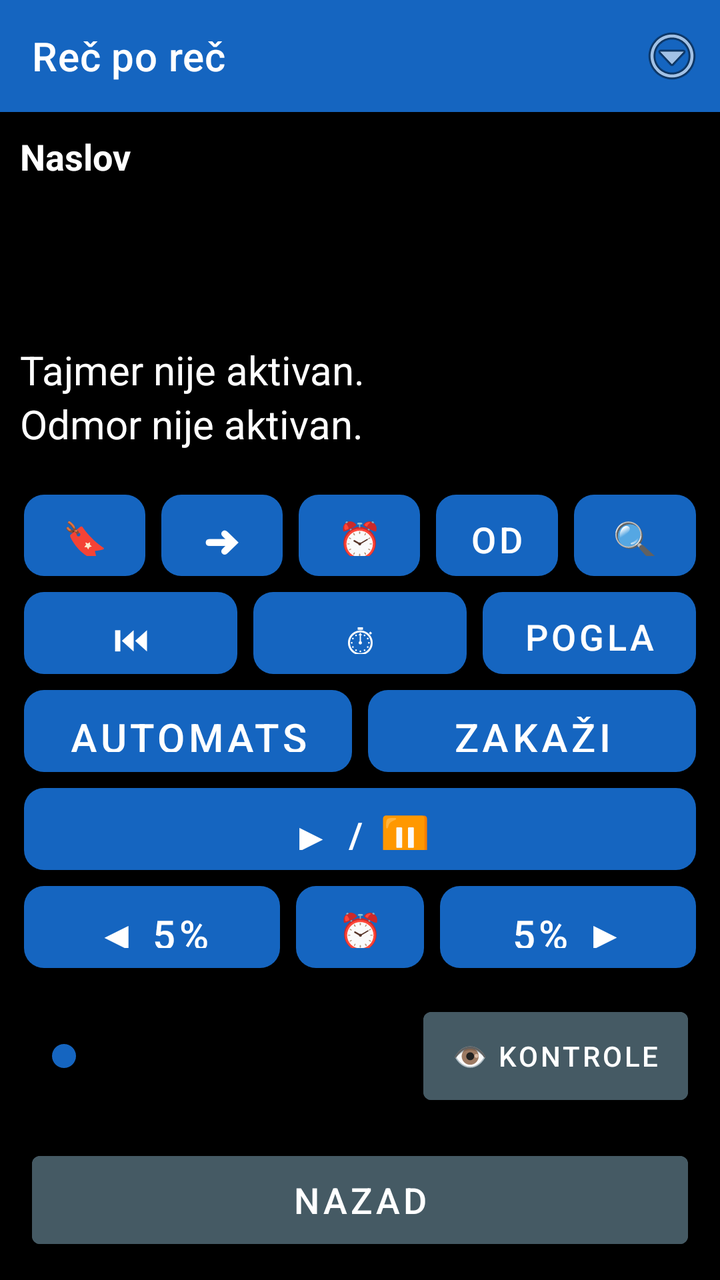
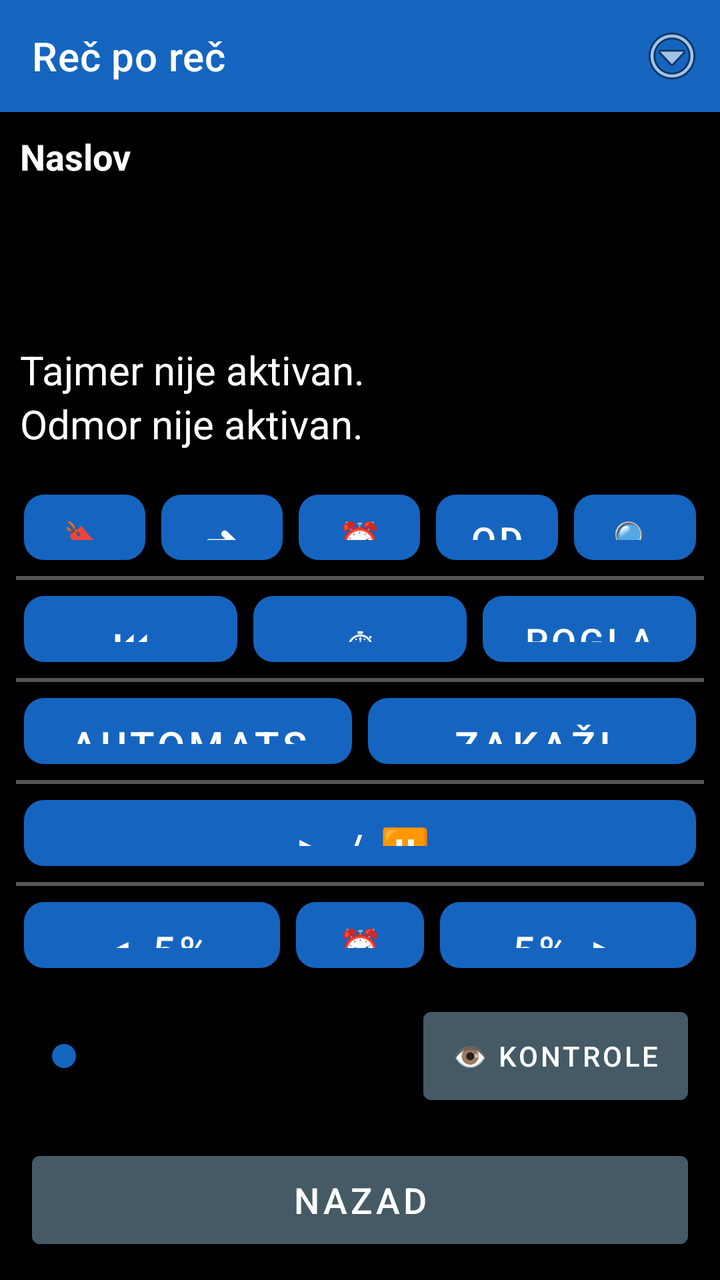

Before-and-after screenshots of an Android layout around one commit, followed by the original layout XML and the change that was made.
<!-- AndroidManifest.xml: application theme Theme.RecPoRec -->
<!-- res/layout/activity_reader.xml -->
<?xml version="1.0" encoding="utf-8"?>
<LinearLayout xmlns:android="http://schemas.android.com/apk/res/android"
    xmlns:app="http://schemas.android.com/apk/res-auto"
    android:layout_width="match_parent"
    android:layout_height="match_parent"
    android:orientation="vertical"
    android:fitsSystemWindows="true"
    android:background="@color/background">

    
    <androidx.appcompat.widget.Toolbar
        android:id="@+id/toolbar"
        android:layout_width="match_parent"
        android:layout_height="?attr/actionBarSize"
        android:background="@color/btn_voice"
        android:titleTextColor="@color/text_primary"
        app:title="@string/app_name">

        <ImageButton
            android:id="@+id/btnOverflow"
            android:layout_width="48dp"
            android:layout_height="48dp"
            android:layout_gravity="end|center_vertical"
            android:background="@android:color/transparent"
            android:contentDescription="@string/menu_options_button"
            android:src="@android:drawable/ic_menu_more" />
    </androidx.appcompat.widget.Toolbar>

    
    <LinearLayout
        android:id="@+id/layoutStatus"
        android:layout_width="match_parent"
        android:layout_height="wrap_content"
        android:orientation="vertical"
        android:padding="10dp">

        <TextView
            android:id="@+id/textDocTitle"
            android:layout_width="match_parent"
            android:layout_height="wrap_content"
            android:textSize="18sp"
            android:textStyle="bold"
            android:textColor="@color/text_primary"
            android:maxLines="1"
            android:ellipsize="end"
            android:text="Naslov" />

        <TextView
            android:id="@+id/textPages"
            android:layout_width="match_parent"
            android:layout_height="wrap_content"
            android:textSize="20sp"
            android:textColor="@color/text_primary"
            android:accessibilityLiveRegion="polite" />

        <TextView
            android:id="@+id/textElapsed"
            android:layout_width="match_parent"
            android:layout_height="wrap_content"
            android:textSize="20sp"
            android:textColor="@color/text_primary" />

        <TextView
            android:id="@+id/textRemaining"
            android:layout_width="match_parent"
            android:layout_height="wrap_content"
            android:textSize="20sp"
            android:textColor="@color/text_primary" />

        <TextView
            android:id="@+id/textTimerStatus"
            android:layout_width="match_parent"
            android:layout_height="wrap_content"
            android:textSize="20sp"
            android:textColor="@color/text_primary"
            android:text="Tajmer nije aktivan." />

        <TextView
            android:id="@+id/textRestStatus"
            android:layout_width="match_parent"
            android:layout_height="wrap_content"
            android:textSize="20sp"
            android:textColor="@color/text_primary"
            android:text="Odmor nije aktivan." />
    </LinearLayout>

    
    <LinearLayout
        android:layout_width="match_parent"
        android:layout_height="0dp"
        android:layout_weight="1"
        android:orientation="vertical"
        android:padding="8dp">

        
        <LinearLayout
            android:id="@+id/layoutRow1"
            android:layout_width="match_parent"
            android:layout_height="0dp"
            android:layout_weight="1"
            android:orientation="horizontal">

            <Button android:id="@+id/btnBookmarks" style="@style/KeyButton"
                android:backgroundTint="@color/btn_goto_page"
                android:contentDescription="Oznake - dodaj, ukloni ili ukloni sve oznake u ovom dokumentu. Dug pritisak: brzo dodaj oznaku."
                android:textSize="18sp"
                android:text="🔖 Oznake" />

            <Button android:id="@+id/btnGoTo" style="@style/KeyButton"
                android:backgroundTint="@color/btn_goto_page"
                android:contentDescription="Idi na stranicu, minut ili oznaku. Dug pritisak: idi na početak dokumenta."
                android:textSize="18sp"
                android:text="➜ Idi na" />

            <Button android:id="@+id/btnWakeUp" style="@style/KeyButton"
                android:backgroundTint="@color/btn_wakeup"
                android:contentDescription="Probudi me u tačno vreme. Dug pritisak: isključi buđenje."
                android:textSize="18sp"
                android:text="⏰ Probudi" />

            <Button android:id="@+id/btnSelectAll" style="@style/KeyButton"
                android:backgroundTint="@color/btn_combined"
                android:contentDescription="Odaberi sve. Dug pritisak: kopiraj odabrano."
                android:textSize="18sp"
                android:text="Odaberi sve" />

            <Button android:id="@+id/btnSearchText" style="@style/KeyButton"
                android:backgroundTint="@color/btn_goto_page"
                android:contentDescription="Pretraži tekst dokumenta. Dug pritisak: ponovi poslednju pretragu."
                android:textSize="18sp"
                android:text="🔍 Pretraga" />
        </LinearLayout>

        
        <LinearLayout
            android:id="@+id/layoutRow2"
            android:layout_width="match_parent"
            android:layout_height="0dp"
            android:layout_weight="1"
            android:orientation="horizontal">

            <Button android:id="@+id/btnPrevChapter" style="@style/KeyButton"
                android:backgroundTint="@color/btn_chapter"
                android:contentDescription="@string/btn_prev_chapter"
                android:textSize="18sp"
                android:text="⏮ Poglavlje" />

            <Button android:id="@+id/btnTimer" style="@style/KeyButton"
                android:backgroundTint="@color/btn_timer"
                android:contentDescription="@string/btn_timer"
                android:text="⏱ Tajmer" />

            <Button android:id="@+id/btnNextChapter" style="@style/KeyButton"
                android:backgroundTint="@color/btn_chapter"
                android:contentDescription="@string/btn_next_chapter"
                android:textSize="18sp"
                android:text="Poglavlje ⏭" />
        </LinearLayout>

        
        <LinearLayout
            android:id="@+id/layoutRow3"
            android:layout_width="match_parent"
            android:layout_height="0dp"
            android:layout_weight="1"
            android:orientation="horizontal">

            <Button android:id="@+id/btnAutoScroll" style="@style/KeyButton"
                android:backgroundTint="@color/btn_combined"
                android:contentDescription="Automatski listaj dokument."
                android:text="Automatski listaj" />

            <Button android:id="@+id/btnScheduleReading" style="@style/KeyButton"
                android:backgroundTint="@color/btn_voice"
                android:contentDescription="Zakaži čitanje."
                android:text="Zakaži čitanje" />
        </LinearLayout>

        
        <LinearLayout
            android:layout_width="match_parent"
            android:layout_height="0dp"
            android:layout_weight="1"
            android:orientation="horizontal">

            <Button android:id="@+id/btnPlayPause" style="@style/KeyButton"
                android:backgroundTint="@color/btn_play"
                android:contentDescription="@string/btn_play_pause"
                android:text="▶ / ⏸" />
        </LinearLayout>

        
        <LinearLayout
            android:id="@+id/layoutRow5"
            android:layout_width="match_parent"
            android:layout_height="0dp"
            android:layout_weight="1"
            android:orientation="horizontal">

            <Button android:id="@+id/btnStepBack" style="@style/KeyButton"
                android:layout_weight="2"
                android:backgroundTint="@color/btn_page_nav"
                android:contentDescription="@string/slider_back"
                android:text="◀ 5%" />

            <Button android:id="@+id/btnRemindMe" style="@style/KeyButton"
                android:backgroundTint="@color/btn_timer"
                android:contentDescription="Podsetnik, vraća dokument unazad. Dug pritisak: ponovi poslednji podsetnik."
                android:textSize="18sp"
                android:text="⏰ Podseti" />

            <Button android:id="@+id/btnStepForward" style="@style/KeyButton"
                android:layout_weight="2"
                android:backgroundTint="@color/btn_page_nav"
                android:contentDescription="@string/slider_forward"
                android:text="5% ▶" />
        </LinearLayout>

    </LinearLayout>

    
    <LinearLayout
        android:layout_width="match_parent"
        android:layout_height="wrap_content"
        android:orientation="horizontal"
        android:gravity="center_vertical"
        android:layout_marginStart="16dp"
        android:layout_marginEnd="16dp"
        android:layout_marginTop="4dp"
        android:layout_marginBottom="16dp">

        <SeekBar
            android:id="@+id/seekProgress"
            android:layout_width="0dp"
            android:layout_weight="1"
            android:layout_height="56dp"
            android:contentDescription="@string/slider_position"
            android:max="100"
            android:progressTint="@color/btn_voice"
            android:thumbTint="@color/btn_voice" />

        <Button
            android:id="@+id/btnToggleControls"
            android:layout_width="wrap_content"
            android:layout_height="56dp"
            android:layout_marginStart="10dp"
            android:minWidth="0dp"
            android:paddingStart="14dp"
            android:paddingEnd="14dp"
            android:textSize="14sp"
            android:backgroundTint="@color/btn_combined"
            android:textColor="@color/button_text"
            android:contentDescription="Prikaži ili sakrij kontrole. Dug pritisak: Kratak predah, pauzira čitanje na 15 minuta."
            android:text="👁 Kontrole" />
    </LinearLayout>

    
    <Button
        android:id="@+id/btnBack"
        android:layout_width="match_parent"
        android:layout_height="56dp"
        android:layout_marginStart="16dp"
        android:layout_marginEnd="16dp"
        android:layout_marginBottom="12dp"
        android:textSize="18sp"
        android:backgroundTint="@color/btn_combined"
        android:textColor="@color/button_text"
        android:contentDescription="Nazad. Zatvara dokument, vraća na listu. Dug pritisak: pošalji aplikaciju u pozadinu."
        android:text="Nazad" />

</LinearLayout>
<!-- resources referenced by this layout -->
<resources>
  <color name="background">#000000</color>
  <color name="btn_chapter">#2E7D32</color>
  <color name="btn_combined">#455A64</color>
  <color name="btn_goto_page">#5D4037</color>
  <color name="btn_page_nav">#AD1457</color>
  <color name="btn_play">#D84315</color>
  <color name="btn_timer">#6A1B9A</color>
  <color name="btn_voice">#1565C0</color>
  <color name="btn_wakeup">#C62828</color>
  <color name="button_text">#FFFFFF</color>
  <color name="text_primary">#FFFFFF</color>
  <string name="app_name">Reč po reč</string>
  <string name="btn_next_chapter">Sledeće poglavlje. Dug pritisak: spisak svih poglavlja.</string>
  <string name="btn_play_pause">Pokreni/Pauziraj čitanje. Dug pritisak: reci trenutni status.</string>
  <string name="btn_prev_chapter">Prethodno poglavlje. Dug pritisak: ponovi trenutno poglavlje.</string>
  <string name="btn_timer">Tajmer za automatsku pauzu. Dug pritisak: isključi tajmer.</string>
  <string name="menu_options_button">Opcije. Dug pritisak: provera dozvola.</string>
  <string name="slider_back">Pomeri pet posto unazad. Dug pritisak: ponovi trenutnu stranicu.</string>
  <string name="slider_forward">Pomeri pet posto unapred. Dug pritisak: poništi poslednju radnju.</string>
  <string name="slider_position">Klizač za pomeranje kroz knjigu, pet posto po koraku</string>
  <style name="KeyButton">
          <item name="android:layout_width">0dp</item>
          <item name="android:layout_height">match_parent</item>
          <item name="android:layout_weight">1</item>
          <item name="android:layout_margin">4dp</item>
          <item name="android:textSize">20sp</item>
          <item name="android:textColor">@color/button_text</item>
          <item name="android:background">@drawable/key_button_shape</item>
          <item name="android:stateListAnimator">@null</item>
          <item name="android:elevation">0dp</item>
      </style>
  <style name="Theme.RecPoRec" parent="Theme.MaterialComponents.DayNight.NoActionBar">
          <item name="android:windowBackground">@color/background</item>
          <item name="android:textColorPrimary">@color/text_primary</item>
          <item name="colorPrimary">@color/btn_voice</item>
          <item name="colorOnPrimary">@color/button_text</item>
          <item name="alertDialogTheme">@style/RecPoRecAlertDialog</item>
          <item name="android:alertDialogTheme">@style/RecPoRecAlertDialog</item>
      </style>
  <!-- drawable key_button_shape (drawable) -->
  <?xml version="1.0" encoding="utf-8"?>
  <shape xmlns:android="http://schemas.android.com/apk/res/android"
      android:shape="rectangle">
      <corners android:radius="10dp" />
      <solid android:color="#FFFFFF" />
  </shape>
  <style name="RecPoRecDialogText" parent="TextAppearance.AppCompat.Medium">
          <item name="android:textSize">20sp</item>
          <item name="android:textColor">@color/text_primary</item>
      </style>
  <style name="RecPoRecDialogButton" parent="Widget.AppCompat.Button.ButtonBar.AlertDialog">
          <item name="android:textSize">18sp</item>
          <item name="android:textColor">@color/btn_goto_page</item>
          <item name="android:textStyle">bold</item>
      </style>
  <!-- unchanged entries left out for length: 1 -->
</resources>

<!-- the commit's change to res/layout/activity_reader.xml (unified diff, before → after) -->
@@ -132,6 +132,15 @@
         </LinearLayout>
 
         
+        <View
+            android:layout_width="match_parent"
+            android:layout_height="2dp"
+            android:layout_marginTop="4dp"
+            android:layout_marginBottom="4dp"
+            android:background="@color/slider_track"
+            android:importantForAccessibility="no" />
+
+        
         <LinearLayout
             android:id="@+id/layoutRow2"
             android:layout_width="match_parent"
@@ -157,6 +166,14 @@
                 android:text="Poglavlje ⏭" />
         </LinearLayout>
 
+        <View
+            android:layout_width="match_parent"
+            android:layout_height="2dp"
+            android:layout_marginTop="4dp"
+            android:layout_marginBottom="4dp"
+            android:background="@color/slider_track"
+            android:importantForAccessibility="no" />
+
         
         <LinearLayout
             android:id="@+id/layoutRow3"
@@ -176,6 +193,14 @@
                 android:text="Zakaži čitanje" />
         </LinearLayout>
 
+        <View
+            android:layout_width="match_parent"
+            android:layout_height="2dp"
+            android:layout_marginTop="4dp"
+            android:layout_marginBottom="4dp"
+            android:background="@color/slider_track"
+            android:importantForAccessibility="no" />
+
         
         <LinearLayout
             android:layout_width="match_parent"
@@ -188,6 +213,14 @@
                 android:contentDescription="@string/btn_play_pause"
                 android:text="▶ / ⏸" />
         </LinearLayout>
+
+        <View
+            android:layout_width="match_parent"
+            android:layout_height="2dp"
+            android:layout_marginTop="4dp"
+            android:layout_marginBottom="4dp"
+            android:background="@color/slider_track"
+            android:importantForAccessibility="no" />
 
         
         <LinearLayout
<!-- resource entries referenced after the edit -->
@@ -10,6 +10,7 @@
   <color name="btn_voice">#1565C0</color>
   <color name="btn_wakeup">#C62828</color>
   <color name="button_text">#FFFFFF</color>
+  <color name="slider_track">#555555</color>
   <color name="text_primary">#FFFFFF</color>
   <string name="app_name">Reč po reč</string>
   <string name="btn_next_chapter">Sledeće poglavlje. Dug pritisak: spisak svih poglavlja.</string>
